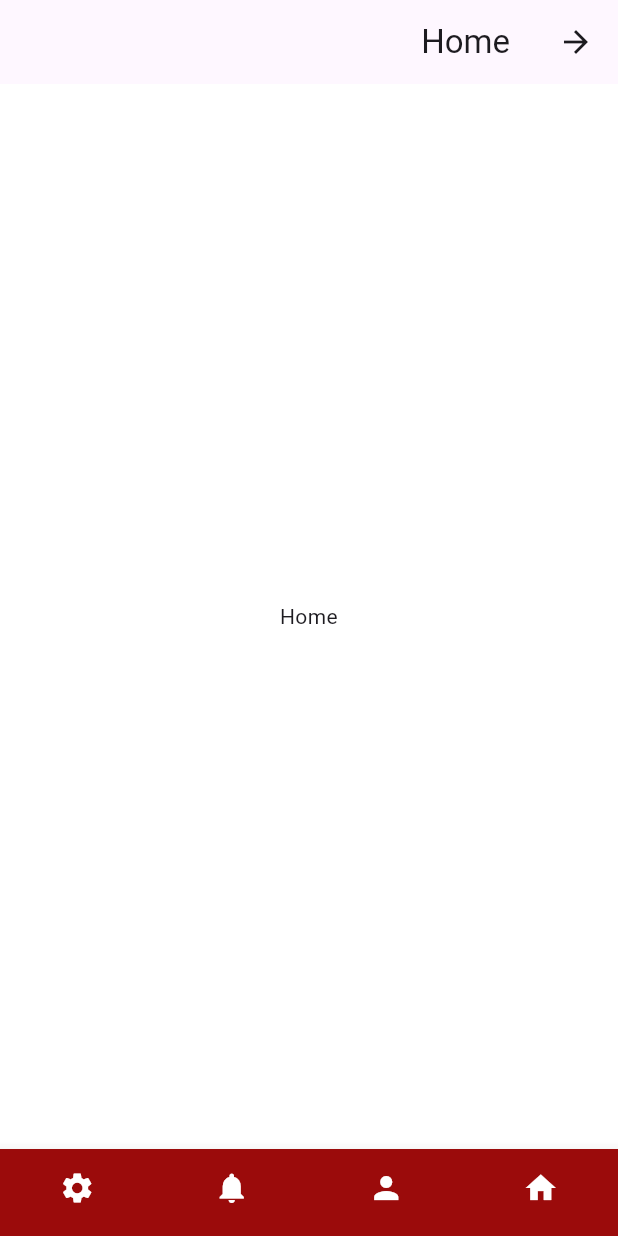
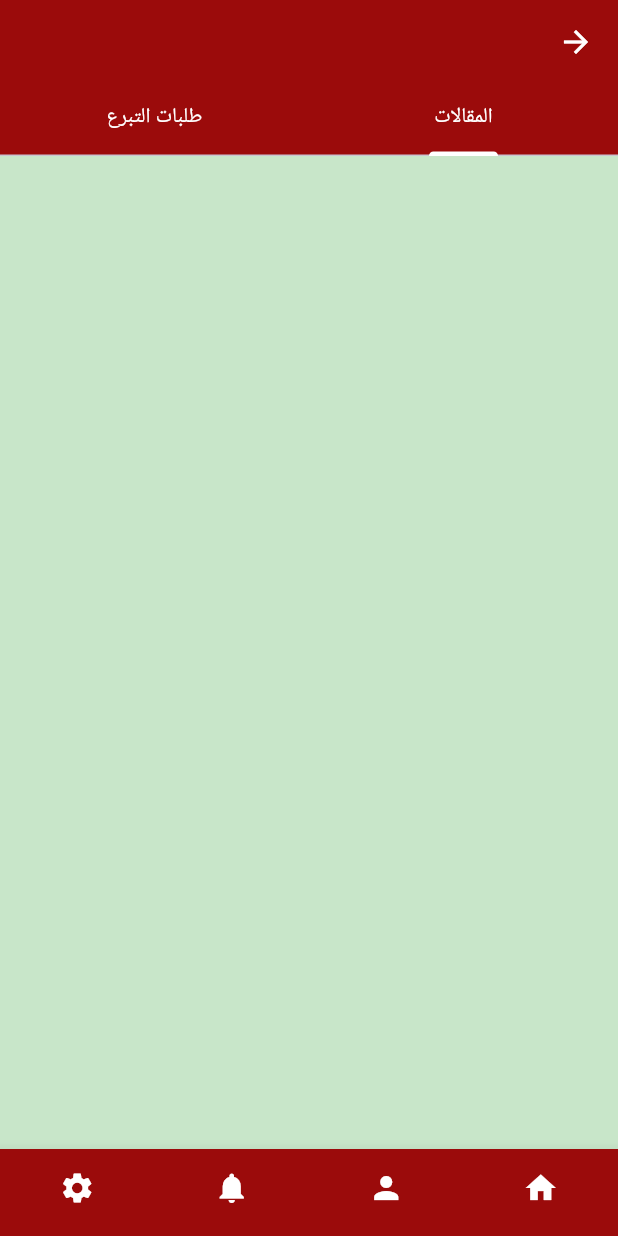
Before and after one commit to mans70q/blood_bank, a Flutter app: the LayoutScreen screen opened by its route, on a phone screen of 412 x 824 dp. Run offline on Flutter 3.47's test engine with Material 3 defaults, Android fonts, the phone set to English and light mode, and no system bars; our stand-ins replace get.

Commit message:
layout screen ui and tabBar in home screen

```diff
--- /dev/null
+++ b/lib/core/styles/app_theme.dart
@@ -0,0 +1,33 @@
+import 'package:blood_bank/core/styles/colors.dart';
+import 'package:flutter/material.dart';
+import 'package:flutter/services.dart';
+
+class AppTheme {
+  static ThemeData appTheme = ThemeData(
+    primaryColor: AppColors.primary,
+    scaffoldBackgroundColor: AppColors.white,
+
+    appBarTheme: AppBarTheme(
+      backgroundColor: AppColors.primary,
+      elevation: 0,
+      foregroundColor: AppColors.white,
+      centerTitle: true,
+      titleTextStyle: const TextStyle(color: AppColors.white),
+      iconTheme: const IconThemeData(color: AppColors.white),
+      actionsIconTheme: const IconThemeData(color: AppColors.white),
+      systemOverlayStyle: SystemUiOverlayStyle(
+        statusBarColor: Colors.transparent, // Changed to transparent
+        statusBarIconBrightness: Brightness.light,
+        systemNavigationBarColor:
+            AppColors.primary, // Optional: for bottom nav bar
+      ),
+      toolbarHeight: kToolbarHeight, // Explicit height
+    ),
+
+    bottomNavigationBarTheme: BottomNavigationBarThemeData(
+      backgroundColor: AppColors.primary,
+      selectedItemColor: AppColors.white,
+      unselectedItemColor: AppColors.white,
+    ),
+  );
+}
--- a/lib/features/auth/presentation/screen/forget_password.dart
+++ b/lib/features/auth/presentation/screen/forget_password.dart
@@ -44,7 +44,7 @@ class ForgetPassword extends GetView<ForgetPasswordController> {
                 width: 150,
                 height: 40,
                 decoration: BoxDecoration(
-                  color: Colors.red[600],
+                  color: Theme.of(context).primaryColor,
                   borderRadius: BorderRadius.circular(20),
                 ),
 
--- a/lib/features/auth/presentation/widget/custom_submit_button.dart
+++ b/lib/features/auth/presentation/widget/custom_submit_button.dart
@@ -18,7 +18,7 @@ class CustomSubmitButton extends StatelessWidget {
         width: 150,
         height: 40,
         decoration: BoxDecoration(
-          color: Colors.red[600],
+          color: Theme.of(context).primaryColor,
           borderRadius: BorderRadius.circular(20),
         ),
 
--- a/lib/features/home/controller/layout_controller.dart
+++ b/lib/features/home/controller/layout_controller.dart
@@ -1,3 +1,4 @@
+import 'package:blood_bank/features/home/presentation/screen/home_screen.dart';
 import 'package:flutter/material.dart';
 import 'package:get/get.dart';
 
@@ -13,10 +14,7 @@ class LayoutController extends GetxController {
     BottomNavigationBarItem(icon: Icon(Icons.settings), label: "Settings"),
   ];
   List<Widget> screens = [
-    Scaffold(
-      appBar: AppBar(title: Text("Home")),
-      body: Center(child: Text("Home")),
-    ),
+    const HomeScreen(),
     Text("Profile"),
     Text("Notification"),
     Text("Settings"),
--- /dev/null
+++ b/lib/features/home/presentation/screen/home_screen.dart
@@ -0,0 +1,41 @@
+import 'package:flutter/material.dart';
+
+import '../../../../core/styles/colors.dart';
+
+class HomeScreen extends StatelessWidget {
+  const HomeScreen({super.key});
+
+  @override
+  Widget build(BuildContext context) {
+    return DefaultTabController(
+      length: 2,
+      child: Scaffold(
+        extendBodyBehindAppBar: true,
+        appBar: AppBar(
+          backgroundColor: Colors.transparent,
+          elevation: 0,
+          flexibleSpace: Container(
+            decoration: BoxDecoration(
+              color: AppColors.primary,
+            ),
+          ),
+          bottom: TabBar(
+            tabs: [
+              Tab(text: " المقالات ",),
+              Tab(text: " طلبات التبرع ",),
+            ],
+            indicatorColor: AppColors.white,
+            labelColor: AppColors.white,
+            unselectedLabelColor: AppColors.white,
+          ),
+        ),
+        body: TabBarView(
+          children: [
+            Container(color: Colors.green[100]),
+            Container(color: Colors.blue[100]),
+          ],
+        ),
+      ),
+    );
+  }
+}
--- a/lib/features/home/presentation/screen/layout_screen.dart
+++ b/lib/features/home/presentation/screen/layout_screen.dart
@@ -12,9 +12,8 @@ class LayoutScreen extends StatelessWidget {
     return GetBuilder<LayoutController>(
       builder: (controller) {
         return Scaffold(
-          body: SafeArea(
-            child: controller.screens[controller.currentIndex.value],
-          ),
+          extendBody: true,
+          body: controller.screens[controller.currentIndex.value],
           bottomNavigationBar: BottomNavigationBar(
             items: controller.items,
             currentIndex: controller.currentIndex.value,
--- a/lib/main.dart
+++ b/lib/main.dart
@@ -1,8 +1,22 @@
+import 'package:blood_bank/core/styles/app_theme.dart';
+import 'package:blood_bank/core/styles/colors.dart';
 import 'package:blood_bank/routs.dart';
 import 'package:flutter/material.dart';
+import 'package:flutter/services.dart';
 import 'package:get/get_navigation/src/root/get_material_app.dart';
 
 void main() {
+  WidgetsFlutterBinding.ensureInitialized();
+
+  // Set system UI overlay style globally
+  SystemChrome.setSystemUIOverlayStyle(
+    SystemUiOverlayStyle(
+      statusBarColor: Colors.transparent,
+      statusBarIconBrightness: Brightness.light,
+      systemNavigationBarColor: AppColors.primary,
+      systemNavigationBarIconBrightness: Brightness.light,
+    ),
+  );
   runApp(const MyApp());
 }
 
@@ -14,11 +28,7 @@ class MyApp extends StatelessWidget {
     return GetMaterialApp(
       locale: const Locale('ar'),
       debugShowCheckedModeBanner: false,
-      theme: ThemeData(
-        scaffoldBackgroundColor: Colors.white,
-        primaryColor: Colors.red[900],
-        disabledColor: Colors.red[500],
-      ),
+      theme: AppTheme.appTheme,
       initialRoute: '/',
       getPages: getPages,
     );
--- a/pubspec.yaml
+++ b/pubspec.yaml
@@ -37,7 +37,6 @@ dependencies:
   cupertino_icons: ^1.0.8
   http: ^1.3.0
   flutter_native_splash: ^2.4.5
-  flutter_screenutil: ^5.9.3
   get: ^4.7.2
 
 dev_dependencies:
```
Also changed, not shown: pubspec.lock.
